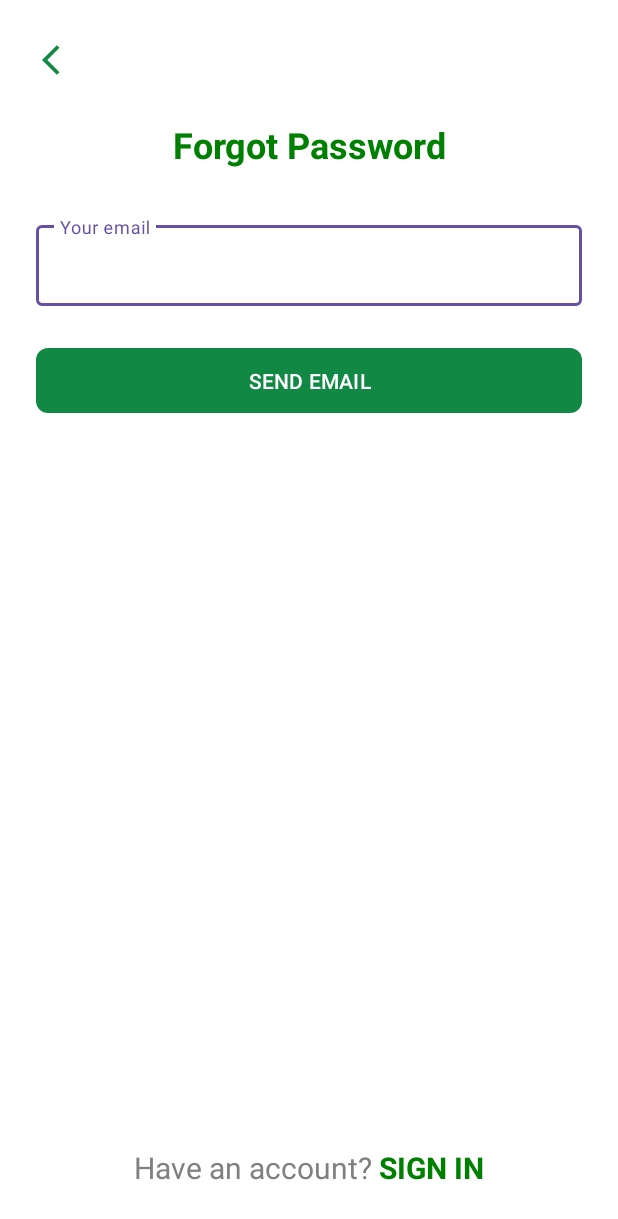
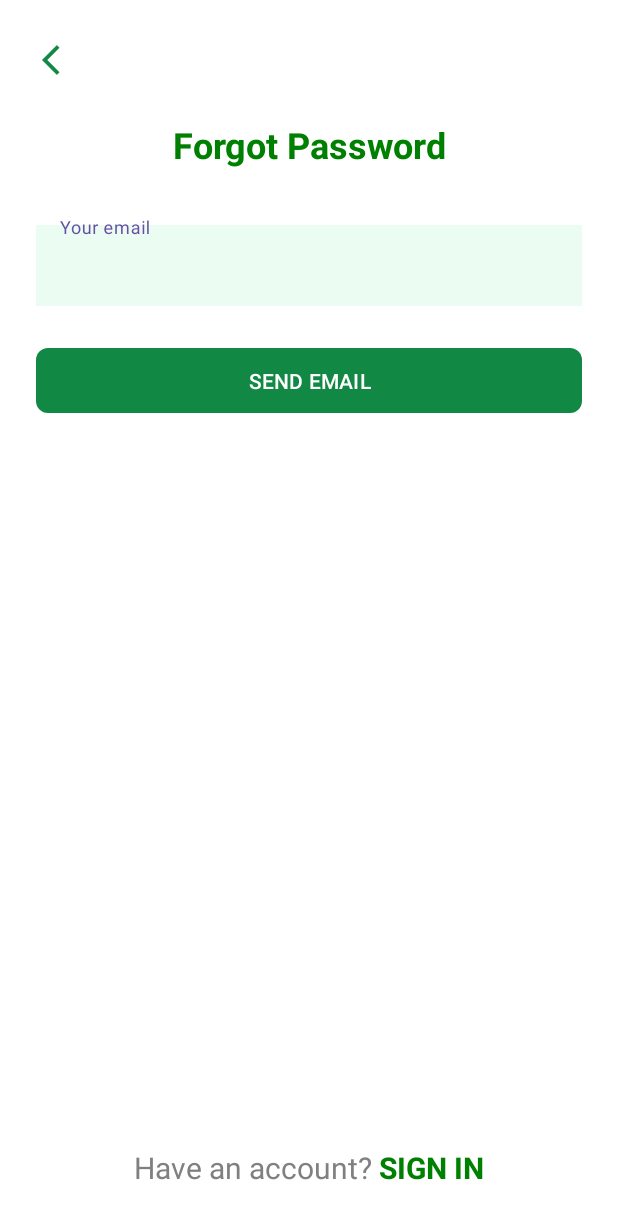
Before and after one commit to ThinhLam-git/FE_Potholes, an Android app: the forgotPassword screen opened directly, with no data from a screen before it, on a phone screen of 412 x 824 dp. Shown: the top 1219 px of the screen. Run offline under Robolectric (Android 15) with nearby library versions, the light colour scheme and no system bars.

Commit message:
update recovery ui

```diff
--- a/app/src/main/AndroidManifest.xml
+++ b/app/src/main/AndroidManifest.xml
@@ -14,8 +14,6 @@
         tools:targetApi="31">
         <activity
             android:name=".Term_Policy_Main"
-            android:exported="true" />
-        <activity android:name=".Sign_Up_Activity"
             android:exported="true" >
             <intent-filter>
                 <action android:name="android.intent.action.MAIN" />
@@ -23,6 +21,9 @@
                 <category android:name="android.intent.category.LAUNCHER" />
             </intent-filter>
         </activity>
+        <activity android:name=".Sign_Up_Activity"
+            android:exported="false" />
+
         <activity
             android:name=".languageSetting"
             android:exported="false" />
--- a/app/src/main/res/layout/activity_forgot_password.xml
+++ b/app/src/main/res/layout/activity_forgot_password.xml
@@ -1,6 +1,7 @@
 <?xml version="1.0" encoding="utf-8"?>
 <androidx.constraintlayout.widget.ConstraintLayout xmlns:android="http://schemas.android.com/apk/res/android"
     xmlns:app="http://schemas.android.com/apk/res-auto"
+    xmlns:tools="http://schemas.android.com/tools"
     android:layout_width="match_parent"
     android:layout_height="match_parent"
     android:background="@color/white">
@@ -42,15 +43,18 @@
         android:layout_marginTop="32dp"
         android:layout_marginEnd="24dp"
         app:boxBackgroundColor="@android:color/transparent"
-        app:layout_constraintTop_toBottomOf="@id/titleText">
+        app:layout_constraintTop_toBottomOf="@id/titleText"
+        >
 
         <com.google.android.material.textfield.TextInputEditText
             android:id="@+id/emailInput"
             android:layout_width="match_parent"
-            android:layout_height="wrap_content"
+            android:layout_height="match_parent"
+            android:background="#ebfdf2"
             android:hint="Your email"
             android:inputType="textEmailAddress"
             android:padding="16dp"
+            android:paddingLeft="100dp"
             android:textColorHint="#EBFDF2" />
 
     </com.google.android.material.textfield.TextInputLayout>
```
